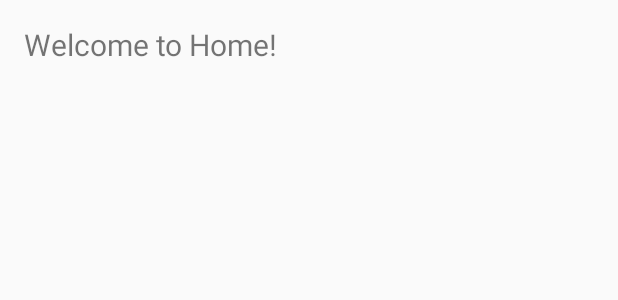
After one commit to RomaoFilipe/appDAMA, an Android app built with Jetpack Compose: the layout activity_home.xml on its own in the app's theme, with its tools: preview values and no code run, on a phone screen of 412 x 824 dp. The commit adds this screen. Shown: the top 300 px of the screen. Run offline under Robolectric (Android 15) with nearby library versions, the phone set to English and light mode, and no system bars.

Commit message:
Creation of Home Activity and Manifest correction

```diff
--- /dev/null
+++ b/app/src/main/res/layout/activity_home.xml
@@ -0,0 +1,17 @@
+<?xml version="1.0" encoding="utf-8"?>
+<LinearLayout xmlns:android="http://schemas.android.com/apk/res/android"
+    xmlns:tools="http://schemas.android.com/tools"
+    android:layout_width="match_parent"
+    android:layout_height="match_parent"
+    android:orientation="vertical"
+    android:padding="16dp"
+    tools:context=".HomeActivity">
+
+    <TextView
+        android:id="@+id/tvWelcome"
+        android:layout_width="wrap_content"
+        android:layout_height="wrap_content"
+        android:text="Welcome to Home!"
+        android:textSize="20sp" />
+
+</LinearLayout>
--- a/app/src/main/res/layout/activity_main.xml
+++ b/app/src/main/res/layout/activity_main.xml
@@ -11,7 +11,7 @@
         android:id="@+id/imageView"
         android:layout_width="300dp"
         android:layout_height="170dp"
-        android:src="@drawable/Logo_ABSAN_white"
+        android:src="@drawable/logo_absan_white"
         app:layout_constraintTop_toTopOf="parent"
         app:layout_constraintStart_toStartOf="parent"
         app:layout_constraintEnd_toEndOf="parent"
```
Also changed, not shown: app/src/main/AndroidManifest.xml (+4 -12 lines), app/src/main/java/pt/ipt/dama2024/absan/HomeActivity.kt (added, +12 -0 lines), app/src/main/res/drawable/logo_absan_white.png (renamed from app/src/main/res/drawable/Logo_ABSAN_white.png).
